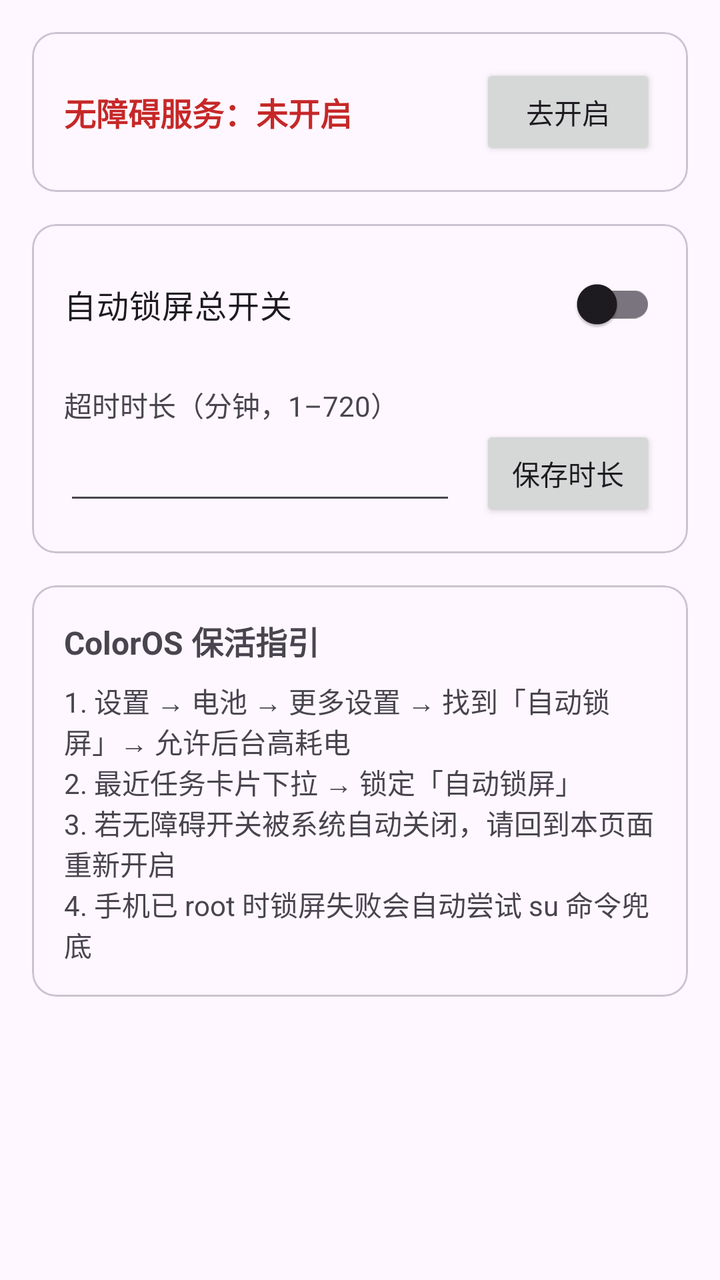
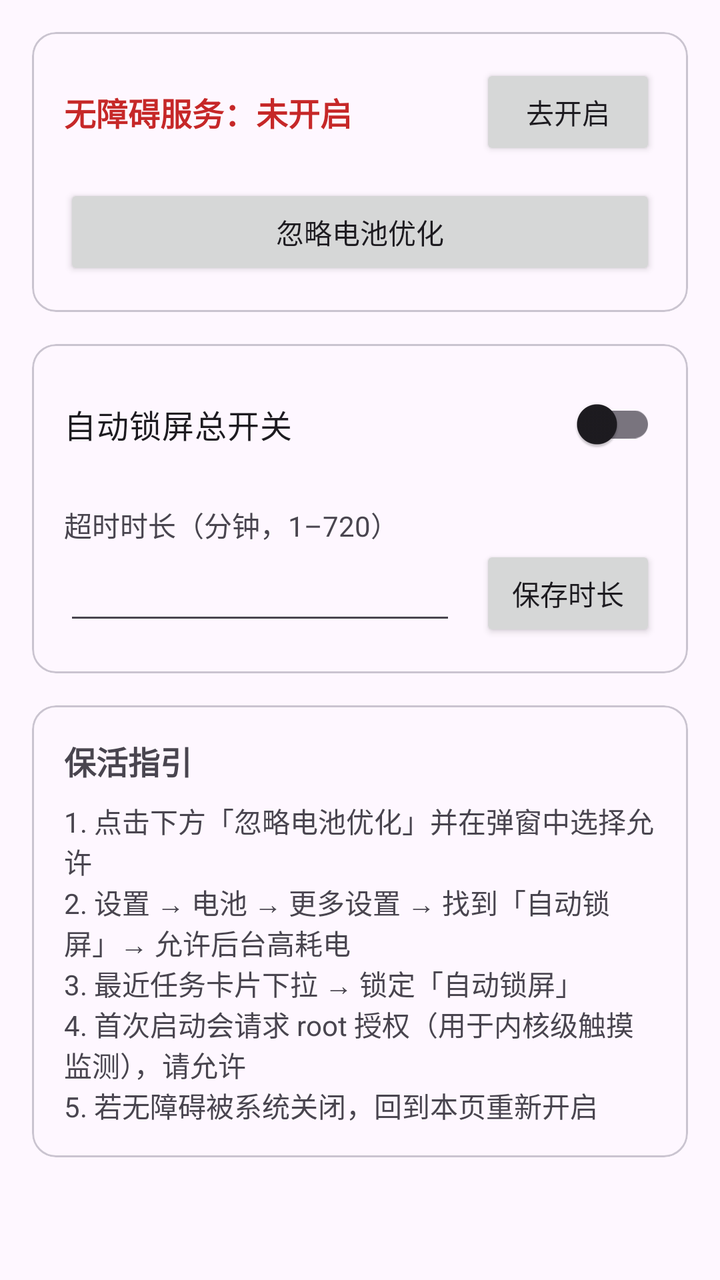

An Android layout rendered at two revisions. The XML below is the earlier revision; the diff shows what the commit changed to produce the second picture.
<!-- AndroidManifest.xml: application theme Theme.AutoLock -->
<!-- res/layout/activity_main.xml -->
<?xml version="1.0" encoding="utf-8"?>
<ScrollView xmlns:android="http://schemas.android.com/apk/res/android"
    android:layout_width="match_parent"
    android:layout_height="match_parent">

    <LinearLayout
        android:layout_width="match_parent"
        android:layout_height="wrap_content"
        android:orientation="vertical"
        android:padding="16dp">

        <com.google.android.material.card.MaterialCardView
            android:id="@+id/cardStatus"
            android:layout_width="match_parent"
            android:layout_height="wrap_content">

            <LinearLayout
                android:layout_width="match_parent"
                android:layout_height="wrap_content"
                android:orientation="horizontal"
                android:gravity="center_vertical"
                android:padding="16dp">

                <TextView
                    android:id="@+id/tvStatus"
                    android:layout_width="0dp"
                    android:layout_weight="1"
                    android:layout_height="wrap_content"
                    android:text="@string/status_disabled"
                    android:textSize="16sp"
                    android:textStyle="bold"
                    android:textColor="@color/status_bad" />

                <Button
                    android:id="@+id/btnEnable"
                    android:layout_width="wrap_content"
                    android:layout_height="wrap_content"
                    android:text="@string/btn_enable_accessibility" />
            </LinearLayout>
        </com.google.android.material.card.MaterialCardView>

        <com.google.android.material.card.MaterialCardView
            android:layout_width="match_parent"
            android:layout_height="wrap_content"
            android:layout_marginTop="16dp">

            <LinearLayout
                android:layout_width="match_parent"
                android:layout_height="wrap_content"
                android:orientation="vertical"
                android:padding="16dp">

                <com.google.android.material.switchmaterial.SwitchMaterial
                    android:id="@+id/swEnabled"
                    android:layout_width="match_parent"
                    android:layout_height="wrap_content"
                    android:text="@string/master_switch"
                    android:textSize="16sp" />

                <TextView
                    android:layout_width="match_parent"
                    android:layout_height="wrap_content"
                    android:layout_marginTop="16dp"
                    android:text="@string/timeout_label" />

                <LinearLayout
                    android:layout_width="match_parent"
                    android:layout_height="wrap_content"
                    android:orientation="horizontal"
                    android:gravity="center_vertical">

                    <EditText
                        android:id="@+id/etTimeout"
                        android:layout_width="0dp"
                        android:layout_weight="1"
                        android:layout_height="wrap_content"
                        android:inputType="number"
                        android:maxLength="3" />

                    <Button
                        android:id="@+id/btnSave"
                        android:layout_width="wrap_content"
                        android:layout_height="wrap_content"
                        android:layout_marginStart="12dp"
                        android:text="@string/btn_save" />
                </LinearLayout>
            </LinearLayout>
        </com.google.android.material.card.MaterialCardView>

        <com.google.android.material.card.MaterialCardView
            android:layout_width="match_parent"
            android:layout_height="wrap_content"
            android:layout_marginTop="16dp">

            <LinearLayout
                android:layout_width="match_parent"
                android:layout_height="wrap_content"
                android:orientation="vertical"
                android:padding="16dp">

                <TextView
                    android:layout_width="match_parent"
                    android:layout_height="wrap_content"
                    android:text="@string/guide_title"
                    android:textSize="16sp"
                    android:textStyle="bold" />

                <TextView
                    android:layout_width="match_parent"
                    android:layout_height="wrap_content"
                    android:layout_marginTop="8dp"
                    android:text="@string/guide_body"
                    android:textSize="14sp" />
            </LinearLayout>
        </com.google.android.material.card.MaterialCardView>
    </LinearLayout>
</ScrollView>
<!-- resources referenced by this layout -->
<resources>
  <color name="status_bad">#C62828</color>
  <string name="btn_enable_accessibility">去开启</string>
  <string name="btn_save">保存时长</string>
  <string name="guide_body">1. 设置 → 电池 → 更多设置 → 找到「自动锁屏」→ 允许后台高耗电\n2. 最近任务卡片下拉 → 锁定「自动锁屏」\n3. 若无障碍开关被系统自动关闭，请回到本页面重新开启\n4. 手机已 root 时锁屏失败会自动尝试 su 命令兜底</string>
  <string name="guide_title">ColorOS 保活指引</string>
  <string name="master_switch">自动锁屏总开关</string>
  <string name="status_disabled">无障碍服务：未开启</string>
  <string name="timeout_label">超时时长（分钟，1–720）</string>
  <style name="Theme.AutoLock" parent="Theme.Material3.DayNight.NoActionBar" />
</resources>

<!-- the commit's change to res/layout/activity_main.xml (unified diff, before → after) -->
@@ -17,25 +17,38 @@
             <LinearLayout
                 android:layout_width="match_parent"
                 android:layout_height="wrap_content"
-                android:orientation="horizontal"
-                android:gravity="center_vertical"
+                android:orientation="vertical"
                 android:padding="16dp">
 
-                <TextView
-                    android:id="@+id/tvStatus"
-                    android:layout_width="0dp"
-                    android:layout_weight="1"
+                <LinearLayout
+                    android:layout_width="match_parent"
                     android:layout_height="wrap_content"
-                    android:text="@string/status_disabled"
-                    android:textSize="16sp"
-                    android:textStyle="bold"
-                    android:textColor="@color/status_bad" />
+                    android:orientation="horizontal"
+                    android:gravity="center_vertical">
+
+                    <TextView
+                        android:id="@+id/tvStatus"
+                        android:layout_width="0dp"
+                        android:layout_weight="1"
+                        android:layout_height="wrap_content"
+                        android:text="@string/status_disabled"
+                        android:textSize="16sp"
+                        android:textStyle="bold"
+                        android:textColor="@color/status_bad" />
+
+                    <Button
+                        android:id="@+id/btnEnable"
+                        android:layout_width="wrap_content"
+                        android:layout_height="wrap_content"
+                        android:text="@string/btn_enable_accessibility" />
+                </LinearLayout>
 
                 <Button
-                    android:id="@+id/btnEnable"
-                    android:layout_width="wrap_content"
+                    android:id="@+id/btnBattery"
+                    android:layout_width="match_parent"
                     android:layout_height="wrap_content"
-                    android:text="@string/btn_enable_accessibility" />
+                    android:layout_marginTop="12dp"
+                    android:text="@string/btn_battery" />
             </LinearLayout>
         </com.google.android.material.card.MaterialCardView>
 
<!-- resource entries referenced after the edit -->
@@ -1,10 +1,11 @@
 <!-- resources referenced by this layout -->
 <resources>
   <color name="status_bad">#C62828</color>
+  <string name="btn_battery">忽略电池优化</string>
   <string name="btn_enable_accessibility">去开启</string>
   <string name="btn_save">保存时长</string>
-  <string name="guide_body">1. 设置 → 电池 → 更多设置 → 找到「自动锁屏」→ 允许后台高耗电\n2. 最近任务卡片下拉 → 锁定「自动锁屏」\n3. 若无障碍开关被系统自动关闭，请回到本页面重新开启\n4. 手机已 root 时锁屏失败会自动尝试 su 命令兜底</string>
-  <string name="guide_title">ColorOS 保活指引</string>
+  <string name="guide_body">1. 点击下方「忽略电池优化」并在弹窗中选择允许\n2. 设置 → 电池 → 更多设置 → 找到「自动锁屏」→ 允许后台高耗电\n3. 最近任务卡片下拉 → 锁定「自动锁屏」\n4. 首次启动会请求 root 授权（用于内核级触摸监测），请允许\n5. 若无障碍被系统关闭，回到本页重新开启</string>
+  <string name="guide_title">保活指引</string>
   <string name="master_switch">自动锁屏总开关</string>
   <string name="status_disabled">无障碍服务：未开启</string>
   <string name="timeout_label">超时时长（分钟，1–720）</string>
